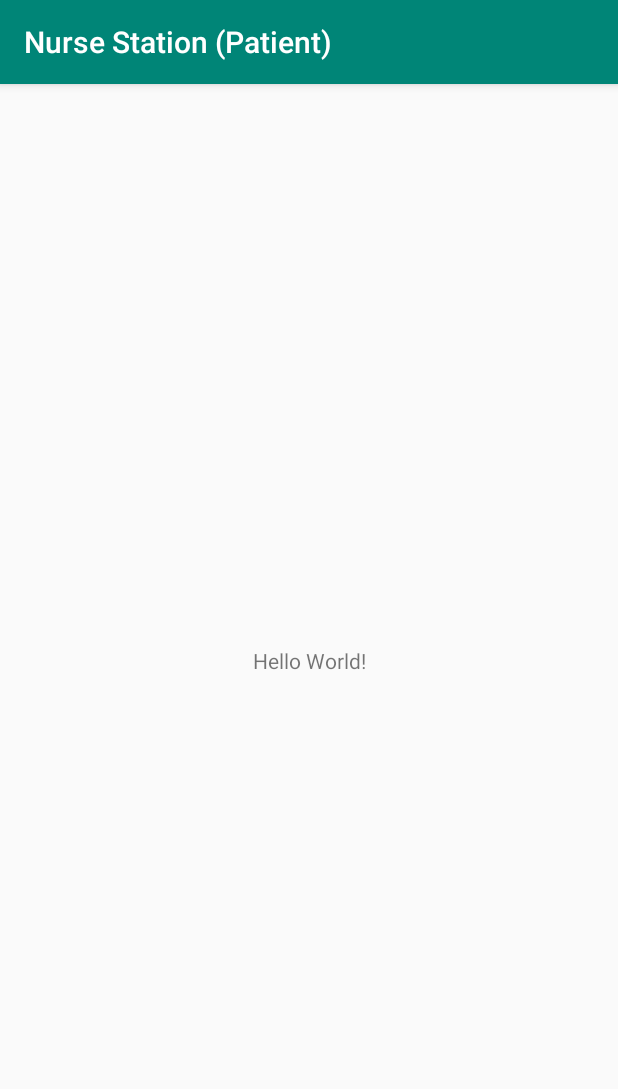
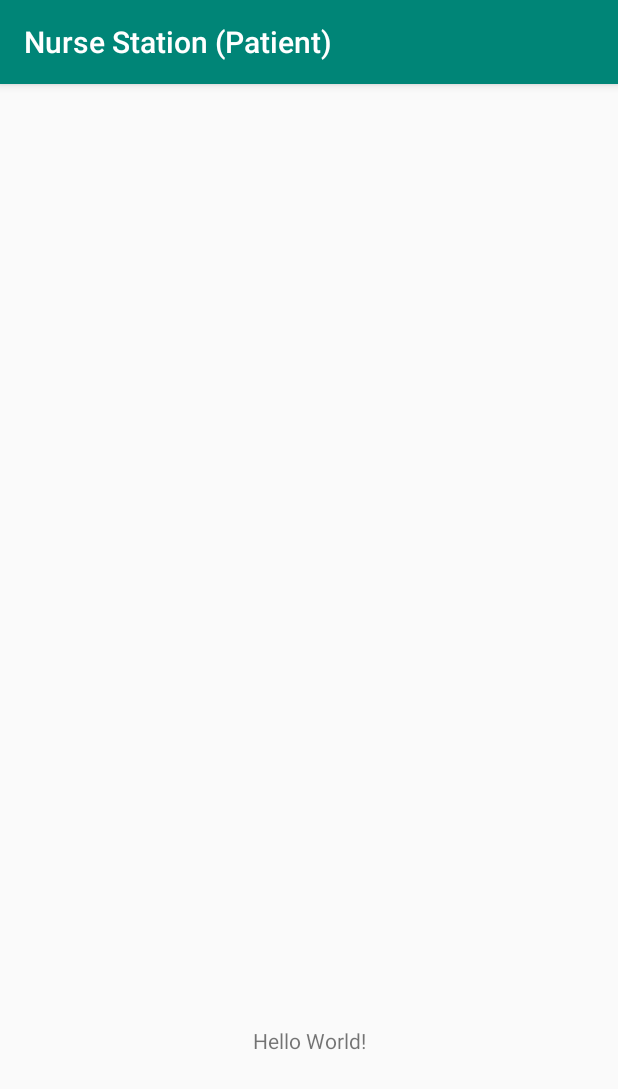
Before and after one commit to ardhiesta/nurse-station_patient, an Android app: the screen it shows after launch (MainActivity), on a phone screen of 412 x 824 dp. Shown: the top 1089 px of the screen. Run offline under Robolectric (Android 15) with nearby library versions, the phone set to English and light mode, and no system bars.

Commit message:
move button

```diff
--- a/app/src/main/res/layout/activity_main.xml
+++ b/app/src/main/res/layout/activity_main.xml
@@ -13,6 +13,7 @@
         app:layout_constraintBottom_toBottomOf="parent"
         app:layout_constraintLeft_toLeftOf="parent"
         app:layout_constraintRight_toRightOf="parent"
-        app:layout_constraintTop_toTopOf="parent" />
+        app:layout_constraintTop_toTopOf="parent"
+        app:layout_constraintVertical_bias="0.839" />
 
 </androidx.constraintlayout.widget.ConstraintLayout>
```
